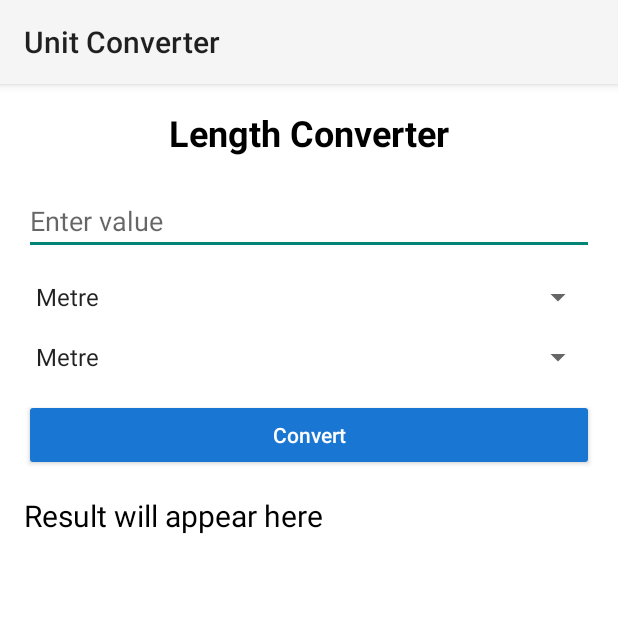
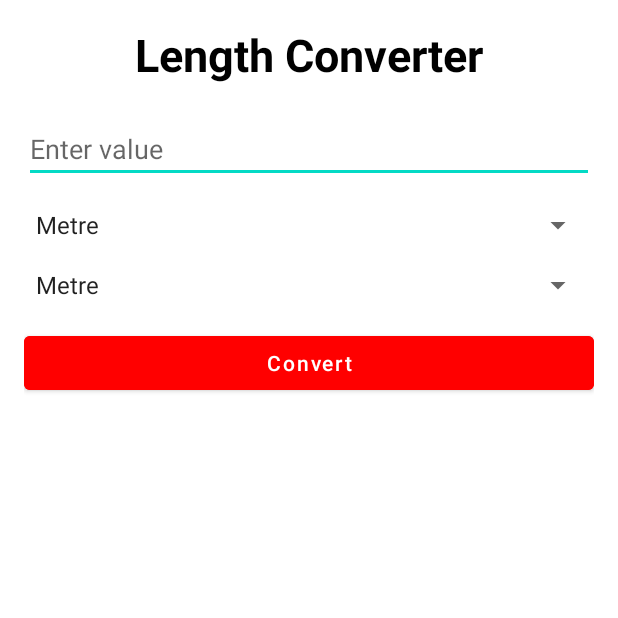
Before and after one commit to angelrao/MADproject1_angel, an Android app: the screen it shows after launch (MainActivity), on a phone screen of 412 x 824 dp, the top half of it. Run offline under Robolectric (Android 15) with nearby library versions, the phone set to English and light mode, and no system bars; 1 statement that could not run was skipped.

Commit message:
color change of convert button

```diff
--- a/app/src/main/AndroidManifest.xml
+++ b/app/src/main/AndroidManifest.xml
@@ -10,7 +10,7 @@
         android:label="@string/app_name"
         android:roundIcon="@mipmap/ic_launcher_round"
         android:supportsRtl="true"
-        android:theme="@style/Theme.MADproject1_angel"
+        android:theme="@style/Theme.AngelMAD"
         tools:targetApi="31">
         <activity
             android:name=".MainActivity"
--- a/app/src/main/res/layout/activity_main.xml
+++ b/app/src/main/res/layout/activity_main.xml
@@ -12,7 +12,7 @@
         android:layout_width="wrap_content"
         android:layout_height="wrap_content"
         android:text="Length Converter"
-        android:textSize="24sp"
+        android:textSize="30sp"
         android:textStyle="bold"
         android:textColor="#000000"
         android:layout_gravity="center_horizontal"
@@ -45,15 +45,9 @@
         android:text="Convert"
         android:textAllCaps="false"
         android:layout_marginBottom="16dp"
-        android:backgroundTint="#1976D2"
+        android:backgroundTint="#ff0000"
         android:textColor="#ffffff" />
 
-    <TextView
-        android:id="@+id/resultText"
-        android:layout_width="match_parent"
-        android:layout_height="wrap_content"
-        android:text="Result will appear here"
-        android:textSize="20sp"
-        android:textColor="#000000" />
+
 
 </LinearLayout>
```
